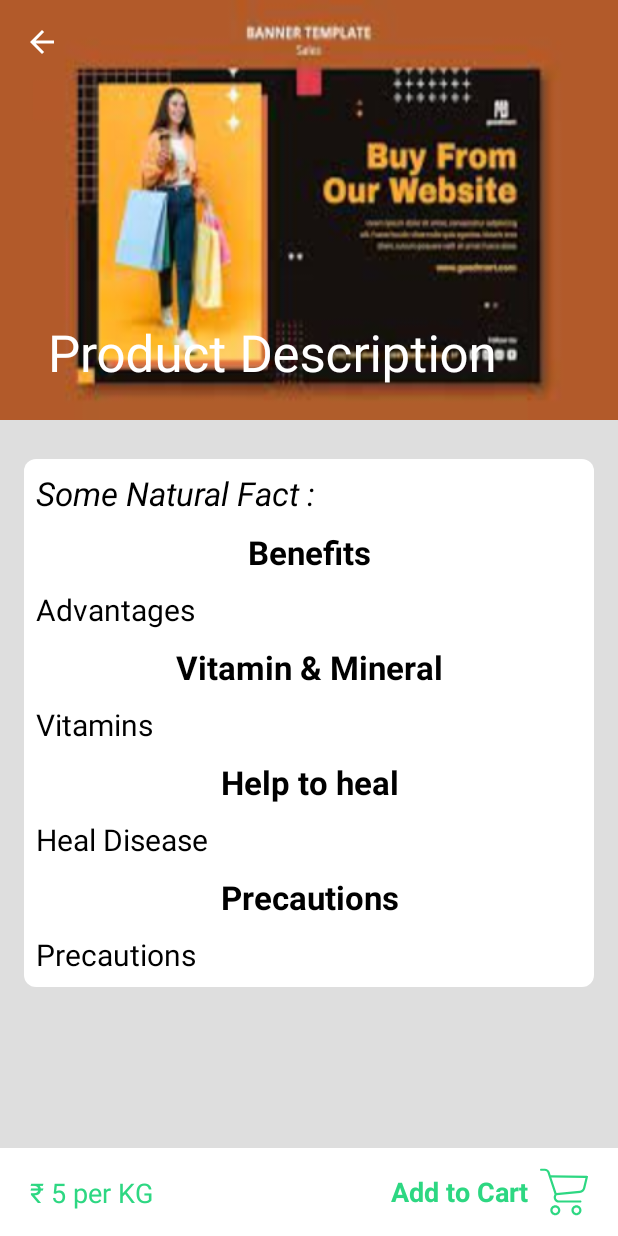
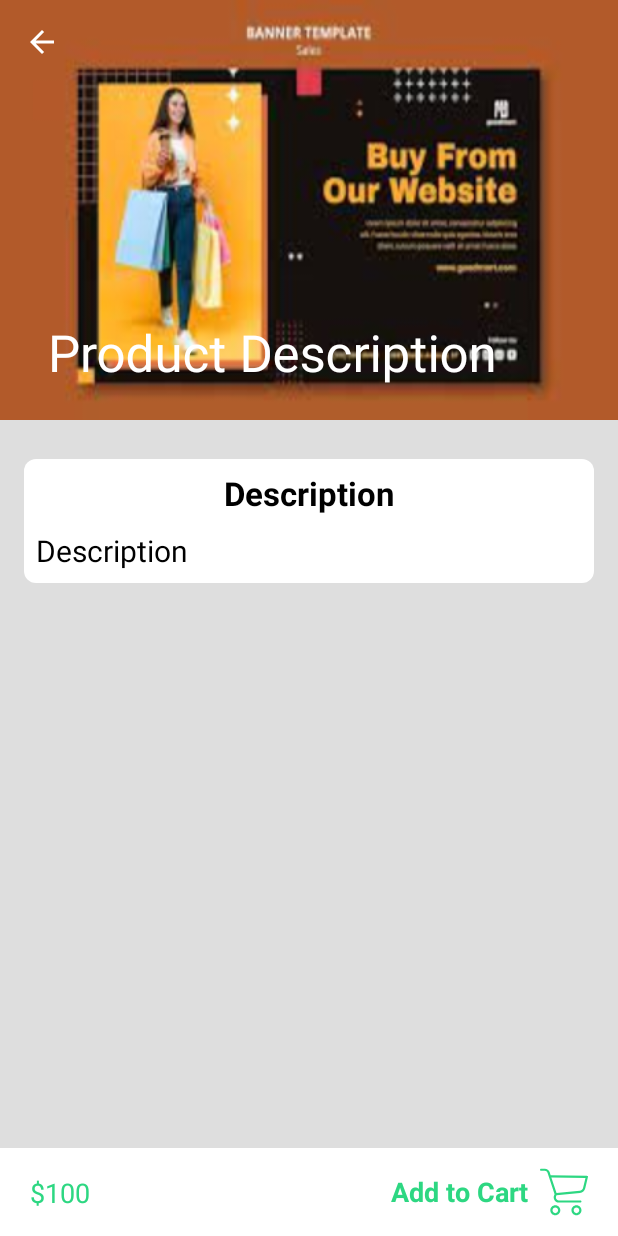
Before and after one commit to shepherrrd/FoodEcommerce, an Android app: the DetailActivity screen opened directly, with no data from a screen before it, on a phone screen of 412 x 824 dp. Run offline under Robolectric (Android 15) with nearby library versions, the phone set to English and light mode, and no system bars; our stand-ins replace Firebase (no records; nobody signed in at launch, a user with empty details on screens opened directly), Picasso; pictures from the network do not load; 11 statements that could not run were skipped.

Commit message:
Detail Screen

```diff
--- a/app/src/main/java/in/rahulkhatri/vegcartpro/activity/DetailActivity.kt
+++ b/app/src/main/java/in/rahulkhatri/vegcartpro/activity/DetailActivity.kt
@@ -44,10 +44,11 @@ class DetailActivity : AppCompatActivity() {
         Picasso.with(baseContext).load(image).into(iv_food)
 
         tv_detail_advt.text = description
+
 //        tv_detail_vitamin.text = vitamins
 //        tv_detail_disease.text = diseaseHeal
 //        tv_detail_precaution.text = precautions
-        tv_price.text = getString(R.string.pricePerkg, price)
+        tv_price.text =  "$ $price"
 
         tv_cart.setOnClickListener {
             llCart.visibility = View.VISIBLE
@@ -66,7 +67,7 @@ class DetailActivity : AppCompatActivity() {
             }
 
             if (numberOfVeg >= Constants.ONE) {
-                numberOfVeg -= Constants.POINT_FIVE
+                numberOfVeg -= 1
                 val amountPrice = numberOfVeg * price.toDouble()
                 tv_price.text = getString(R.string.amount, amountPrice.toString())
                 addToBucket()
@@ -76,10 +77,10 @@ class DetailActivity : AppCompatActivity() {
         }
 
         btnIncrement.setOnClickListener {
-            numberOfVeg += Constants.POINT_FIVE
+            numberOfVeg += 1
             val amountPrice = numberOfVeg * price.toDouble()
             tvQuantity.text = numberOfVeg.toString()
-            tv_price.text = getString(R.string.amount, amountPrice.toString())
+            tv_price.text = "$ $amountPrice"
             addToBucket()
         }
     }
@@ -112,7 +113,7 @@ class DetailActivity : AppCompatActivity() {
         val btnCancel = alertOrderLayout.findViewById<Button>(R.id.btn_cancel)
 //        val etDeliveryAdd = alertOrderLayout.findViewById<EditText>(R.id.et_delivery_add)
         priceOfVeg = price.toDouble()
-        tvPrice.text = "₹ $price"
+        tvPrice.text = "$ $price"
         btnIncrement.setOnClickListener {
             numberOfVeg = numberOfVeg + 0.5
             // Increment of 500gm will done onclick + button
@@ -120,7 +121,7 @@ class DetailActivity : AppCompatActivity() {
             tvQuantity.text = numberOfVeg.toString()
             //  displayPrice(numberOfVeg*priceOfVeg);
             val price = numberOfVeg * priceOfVeg
-            tvPrice.text = "₹ $price" //  NumberFormat.getCurrencyInstance().format(numberOfVeg * priceOfVeg)
+            tvPrice.text = "$ $price" //  NumberFormat.getCurrencyInstance().format(numberOfVeg * priceOfVeg)
         }
         btnDecrement.setOnClickListener {
             if (numberOfVeg >= 1) {
@@ -131,7 +132,7 @@ class DetailActivity : AppCompatActivity() {
             tvQuantity.text = numberOfVeg.toString()
             // displayPrice(numberOfVeg*priceOfVeg);
             val price = numberOfVeg * priceOfVeg
-            tvPrice.text = "₹ $price"
+            tvPrice.text = "$ $price"
 //            tvPrice.text = NumberFormat.getCurrencyInstance().format(numberOfVeg * priceOfVeg)
         }
         btnOk.setOnClickListener {
--- a/app/src/main/res/layout/activity_detail.xml
+++ b/app/src/main/res/layout/activity_detail.xml
@@ -78,113 +78,27 @@
                     app:layout_constraintTop_toTopOf="parent">
 
                     <TextView
-                        android:id="@+id/title"
-                        android:layout_width="match_parent"
-                        android:layout_height="wrap_content"
-                        android:text="@string/some_natural_fact"
-                        android:textAlignment="viewStart"
-                        android:textAppearance="?android:textAppearanceLarge"
-                        android:textColor="@color/black"
-                        android:textStyle="italic"
-                        app:layout_constraintEnd_toEndOf="parent"
-                        app:layout_constraintTop_toTopOf="parent" />
-
-                    <TextView
                         android:id="@+id/tv_title_advt"
                         android:layout_width="match_parent"
                         android:layout_height="wrap_content"
-                        android:layout_marginTop="10dp"
-                        android:text="@string/benefits"
+                        android:text="Description"
                         android:textAlignment="center"
                         android:textAppearance="?android:textAppearanceLarge"
                         android:textColor="@color/black"
                         android:textStyle="bold"
                         app:layout_constraintEnd_toEndOf="parent"
-                        app:layout_constraintTop_toBottomOf="@id/title" />
+                        tools:layout_editor_absoluteY="48dp" />
 
                     <TextView
                         android:id="@+id/tv_detail_advt"
                         android:layout_width="match_parent"
                         android:layout_height="wrap_content"
                         android:layout_marginTop="10dp"
-                        android:text="@string/advantages"
+                        android:text="Description"
                         android:textColor="@color/black"
                         android:textSize="20sp"
                         app:layout_constraintEnd_toEndOf="parent"
                         app:layout_constraintTop_toBottomOf="@id/tv_title_advt" />
-
-                    <TextView
-                        android:id="@+id/tv_title_vitamin"
-                        android:layout_width="match_parent"
-                        android:layout_height="wrap_content"
-                        android:layout_marginTop="10dp"
-                        android:text="@string/vitamin_amp_mineral"
-                        android:textAlignment="center"
-                        android:textAppearance="?android:textAppearanceLarge"
-                        android:textColor="@color/black"
-                        android:textStyle="bold"
-                        app:layout_constraintEnd_toEndOf="parent"
-                        app:layout_constraintTop_toBottomOf="@id/tv_detail_advt" />
-
-                    <TextView
-                        android:id="@+id/tv_detail_vitamin"
-                        android:layout_width="match_parent"
-                        android:layout_height="wrap_content"
-                        android:layout_marginTop="10dp"
-                        android:text="@string/vitamins"
-                        android:textColor="@color/black"
-                        android:textSize="20sp"
-                        app:layout_constraintEnd_toEndOf="parent"
-                        app:layout_constraintTop_toBottomOf="@id/tv_title_vitamin" />
-
-                    <TextView
-                        android:id="@+id/tv_title_disease"
-                        android:layout_width="match_parent"
-                        android:layout_height="wrap_content"
-                        android:layout_marginTop="10dp"
-                        android:text="@string/help_heal"
-                        android:textAlignment="center"
-                        android:textAppearance="?android:textAppearanceLarge"
-                        android:textColor="@color/black"
-                        android:textStyle="bold"
-                        app:layout_constraintEnd_toEndOf="parent"
-                        app:layout_constraintTop_toBottomOf="@id/tv_detail_vitamin" />
-
-                    <TextView
-                        android:id="@+id/tv_detail_disease"
-                        android:layout_width="match_parent"
-                        android:layout_height="wrap_content"
-                        android:layout_marginTop="10dp"
-                        android:text="@string/heal_disease"
-                        android:textColor="@color/black"
-                        android:textSize="20sp"
-                        app:layout_constraintEnd_toEndOf="parent"
-                        app:layout_constraintTop_toBottomOf="@id/tv_title_disease" />
-
-                    <TextView
-                        android:id="@+id/tv_title_precaution"
-                        android:layout_width="match_parent"
-                        android:layout_height="wrap_content"
-                        android:layout_marginTop="10dp"
-                        android:text="@string/precautions"
-                        android:textAlignment="center"
-                        android:textAppearance="?android:textAppearanceLarge"
-                        android:textColor="@color/black"
-                        android:textStyle="bold"
-                        app:layout_constraintEnd_toEndOf="parent"
-                        app:layout_constraintTop_toBottomOf="@id/tv_detail_disease" />
-
-                    <TextView
-                        android:id="@+id/tv_detail_precaution"
-                        android:layout_width="match_parent"
-                        android:layout_height="wrap_content"
-                        android:layout_marginTop="10dp"
-                        android:layout_marginBottom="10dp"
-                        android:text="@string/precautions"
-                        android:textColor="@color/black"
-                        android:textSize="20sp"
-                        app:layout_constraintEnd_toEndOf="parent"
-                        app:layout_constraintTop_toBottomOf="@id/tv_title_precaution" />
 
                 </androidx.constraintlayout.widget.ConstraintLayout>
 
@@ -212,7 +126,7 @@
             android:layout_width="wrap_content"
             android:layout_height="wrap_content"
             android:padding="8dp"
-            android:text="₹ 5 per KG"
+            android:text="$100"
             android:textAppearance="?android:textAppearanceLarge"
             android:textColor="@color/light_green"
             android:textSize="18sp"
--- a/app/src/main/res/layout/item_cart_layout.xml
+++ b/app/src/main/res/layout/item_cart_layout.xml
@@ -49,7 +49,7 @@
             app:layout_constraintEnd_toEndOf="parent"
             app:layout_constraintStart_toEndOf="@id/gl_35"
             app:layout_constraintTop_toTopOf="parent"
-            tools:text="Apple" />
+            tools:text="Item" />
 
         <LinearLayout
             android:id="@+id/llQuantity"
@@ -80,7 +80,7 @@
                 android:layout_width="wrap_content"
                 android:layout_height="wrap_content"
                 android:layout_marginStart="8dp"
-                android:text="@string/kg"
+                android:text=""
                 android:textColor="@color/black"
                 android:textSize="16sp" />
 
@@ -140,7 +140,7 @@
                 android:paddingTop="@dimen/dimen16dp"
                 android:paddingEnd="@dimen/dimen16dp"
                 android:paddingBottom="@dimen/dimen16dp"
-                android:text="@string/kg"
+                android:text=""
                 android:textColor="@color/black"
                 android:textSize="@dimen/dimen16sp" />
 
```
Also changed, not shown: 1 other file.
